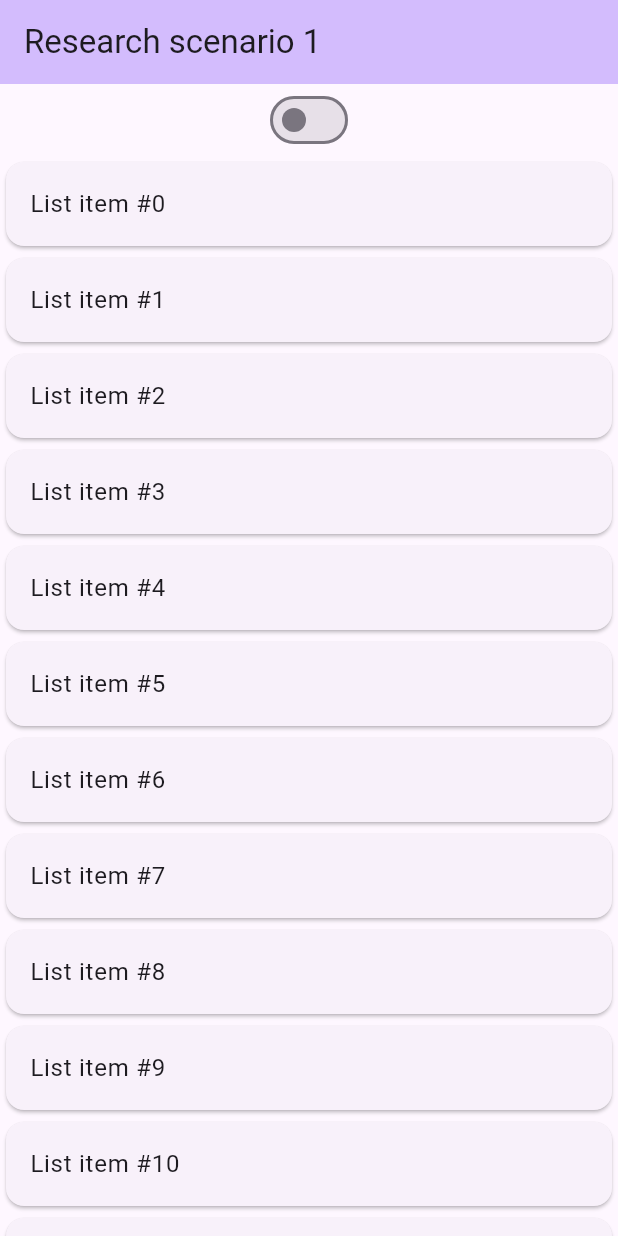
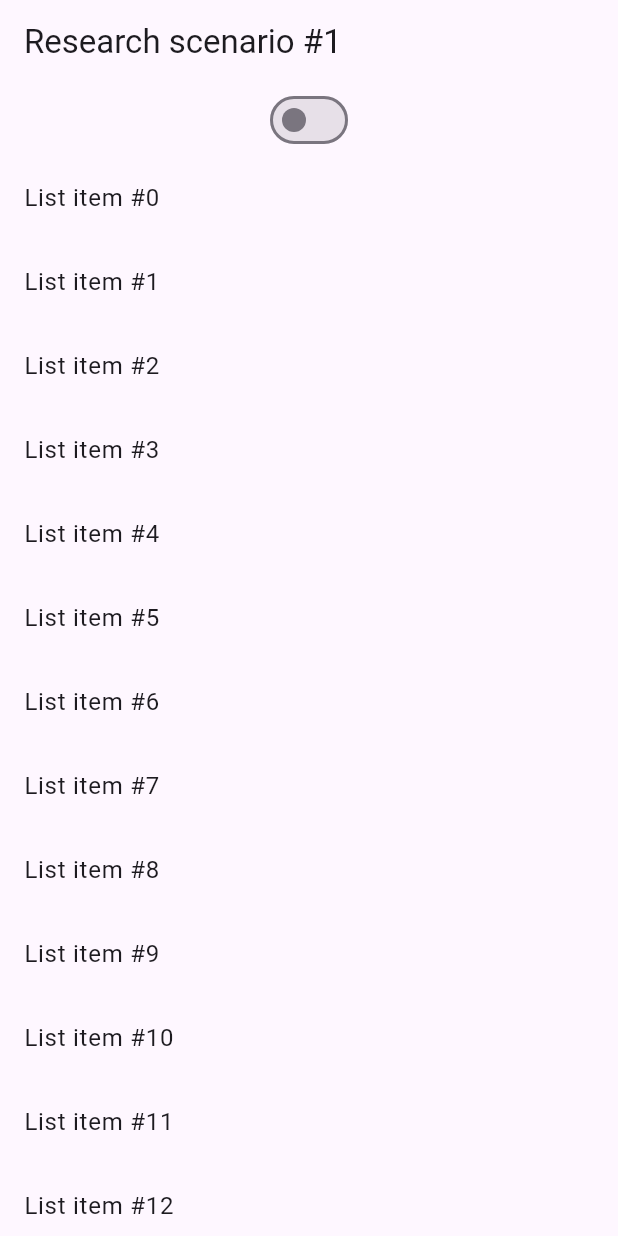
Before and after one commit to macSro/Masters-Thesis, a Flutter app: the screen it shows after launch, on a phone screen of 412 x 824 dp. Run offline on Flutter 3.47's test engine with Material 2 defaults, Android fonts, the phone set to English and light mode, and no system bars; our stand-ins replace image_picker.

Commit message:
Flutter: Research scenario 1 modified. Now complete.

```diff
--- a/flutter_list/lib/main.dart
+++ b/flutter_list/lib/main.dart
@@ -15,7 +15,7 @@ class MyApp extends StatelessWidget {
         colorScheme: ColorScheme.fromSeed(seedColor: Colors.deepPurple),
         useMaterial3: true,
       ),
-      home: const MyHomePage(title: 'Research scenario 1'),
+      home: const MyHomePage(title: 'Research scenario #1'),
     );
   }
 }
@@ -41,10 +41,7 @@ class _MyHomePageState extends State<MyHomePage> {
         : listGen;
 
     return Scaffold(
-      appBar: AppBar(
-        backgroundColor: Theme.of(context).colorScheme.inversePrimary,
-        title: Text(widget.title),
-      ),
+      appBar: AppBar(title: Text(widget.title)),
       body: Center(
         child: Column(
           children: [
@@ -57,11 +54,9 @@ class _MyHomePageState extends State<MyHomePage> {
             Expanded(
               child: ListView.builder(
                 itemCount: list.length,
-                itemBuilder: (context, index) => Card(
-                  child: ListTile(
-                    title: Text('List item #${list[index]}'),
-                    onTap: () {},
-                  ),
+                itemBuilder: (context, index) => ListTile(
+                  title: Text('List item #${list[index]}'),
+                  onTap: () {},
                 ),
               ),
             ),
```
